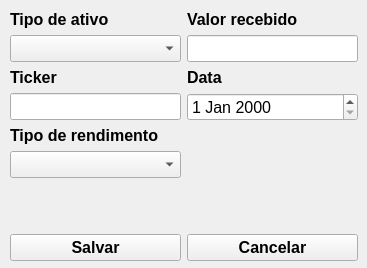
This is newyieldwindow.ui in ThiagoServulo/MyFinancialAssets as Qt 5 draws it before an edit. The edited form follows.
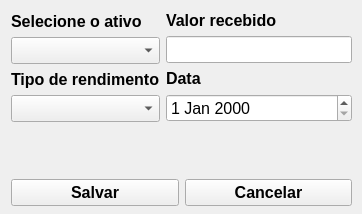
This is the edited form.

Commit message: Using asset name during insert for yield and reorganization

```diff
--- a/newyieldwindow.ui
+++ b/newyieldwindow.ui
@@ -6,8 +6,8 @@
    <rect>
     <x>0</x>
     <y>0</y>
-    <width>367</width>
-    <height>268</height>
+    <width>362</width>
+    <height>214</height>
    </rect>
   </property>
   <property name="windowTitle">
@@ -17,10 +17,10 @@
    <widget class="QWidget" name="">
     <property name="geometry">
      <rect>
-      <x>10</x>
-      <y>10</y>
-      <width>348</width>
-      <height>251</height>
+      <x>11</x>
+      <y>11</y>
+      <width>341</width>
+      <height>195</height>
      </rect>
     </property>
     <layout class="QVBoxLayout" name="verticalLayout_4">
@@ -38,35 +38,12 @@
             </font>
            </property>
            <property name="text">
-            <string>Tipo de ativo</string>
+            <string>Selecione o ativo</string>
            </property>
           </widget>
          </item>
          <item>
-          <widget class="QComboBox" name="comboBox_assetType">
-           <property name="font">
-            <font>
-             <pointsize>12</pointsize>
-            </font>
-           </property>
-          </widget>
-         </item>
-         <item>
-          <widget class="QLabel" name="label_ticker">
-           <property name="font">
-            <font>
-             <pointsize>12</pointsize>
-             <weight>75</weight>
-             <bold>true</bold>
-            </font>
-           </property>
-           <property name="text">
-            <string>Ticker</string>
-           </property>
-          </widget>
-         </item>
-         <item>
-          <widget class="QLineEdit" name="lineEdit_ticker">
+          <widget class="QComboBox" name="comboBox_asset">
            <property name="font">
             <font>
              <pointsize>12</pointsize>
@@ -147,19 +124,6 @@
            </property>
           </widget>
          </item>
-         <item>
-          <spacer name="verticalSpacer">
-           <property name="orientation">
-            <enum>Qt::Vertical</enum>
-           </property>
-           <property name="sizeHint" stdset="0">
-            <size>
-             <width>20</width>
-             <height>40</height>
-            </size>
-           </property>
-          </spacer>
-         </item>
         </layout>
        </item>
       </layout>
```
Left out of the diff: 2 changed lines with no effect on the pictures. The commit also changes 6 other files.
